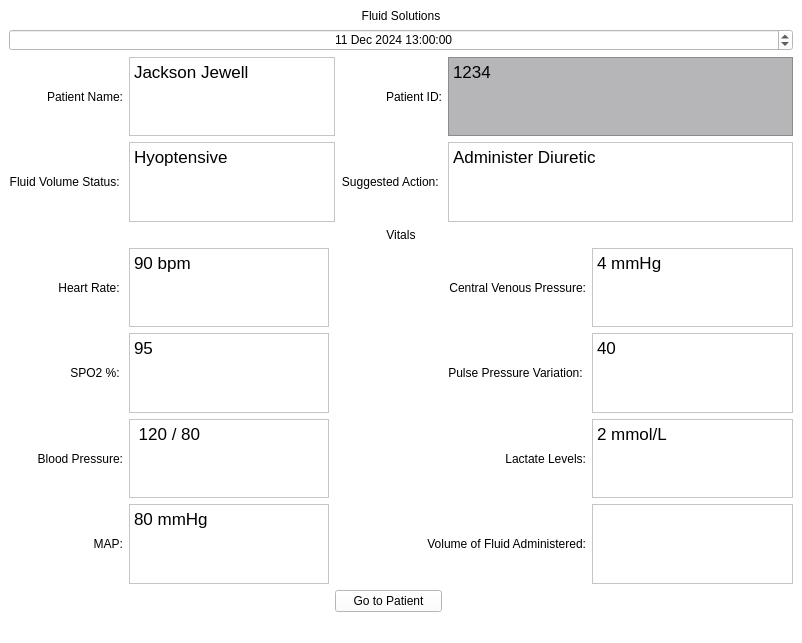
This is app/frontend/views/vitalsWindowV2.ui in lmitchell33/Fluid-Solutions as Qt 5 draws it before an edit. The edited form follows.
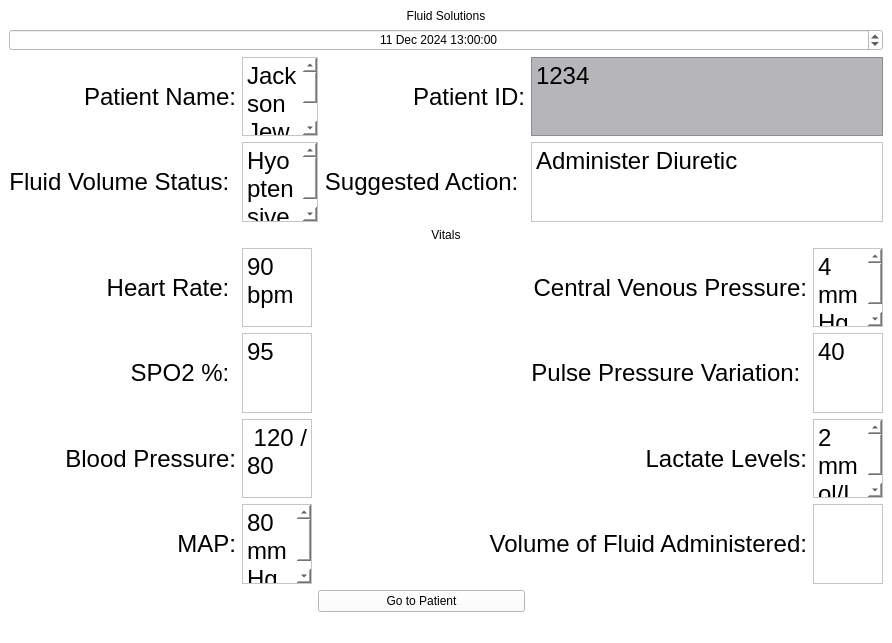
This is the edited form.

```diff
--- a/app/frontend/views/vitalsWindowV2.ui
+++ b/app/frontend/views/vitalsWindowV2.ui
@@ -20,6 +20,11 @@
    <layout class="QGridLayout" name="gridLayout">
     <item row="2" column="2" colspan="2">
      <widget class="QTextEdit" name="textEdit_9">
+      <property name="font">
+       <font>
+        <pointsize>18</pointsize>
+       </font>
+      </property>
       <property name="html">
        <string>&lt;!DOCTYPE HTML PUBLIC &quot;-//W3C//DTD HTML 4.0//EN&quot; &quot;http://www.w3.org/TR/REC-html40/strict.dtd&quot;&gt;
 &lt;html&gt;&lt;head&gt;&lt;meta name=&quot;qrichtext&quot; content=&quot;1&quot; /&gt;&lt;meta charset=&quot;utf-8&quot; /&gt;&lt;style type=&quot;text/css&quot;&gt;
@@ -27,13 +32,18 @@
 hr { height: 1px; border-width: 0; }
 li.unchecked::marker { content: &quot;\2610&quot;; }
 li.checked::marker { content: &quot;\2612&quot;; }
-&lt;/style&gt;&lt;/head&gt;&lt;body style=&quot; font-family:'.AppleSystemUIFont'; font-size:13pt; font-weight:400; font-style:normal;&quot;&gt;
+&lt;/style&gt;&lt;/head&gt;&lt;body style=&quot; font-family:'.AppleSystemUIFont'; font-size:18pt; font-weight:400; font-style:normal;&quot;&gt;
 &lt;p style=&quot; margin-top:0px; margin-bottom:0px; margin-left:0px; margin-right:0px; -qt-block-indent:0; text-indent:0px;&quot;&gt;Jackson Jewell &lt;/p&gt;&lt;/body&gt;&lt;/html&gt;</string>
       </property>
      </widget>
     </item>
     <item row="2" column="4">
      <widget class="QLabel" name="label_12">
+      <property name="font">
+       <font>
+        <pointsize>18</pointsize>
+       </font>
+      </property>
       <property name="text">
        <string>Patient ID:</string>
       </property>
@@ -55,12 +65,17 @@
 li.unchecked::marker { content: &quot;\2610&quot;; }
 li.checked::marker { content: &quot;\2612&quot;; }
 &lt;/style&gt;&lt;/head&gt;&lt;body style=&quot; font-family:'.AppleSystemUIFont'; font-size:13pt; font-weight:400; font-style:normal;&quot;&gt;
-&lt;p style=&quot; margin-top:0px; margin-bottom:0px; margin-left:0px; margin-right:0px; -qt-block-indent:0; text-indent:0px;&quot;&gt;1234&lt;/p&gt;&lt;/body&gt;&lt;/html&gt;</string>
+&lt;p style=&quot; margin-top:0px; margin-bottom:0px; margin-left:0px; margin-right:0px; -qt-block-indent:0; text-indent:0px;&quot;&gt;&lt;span style=&quot; font-size:18pt;&quot;&gt;1234&lt;/span&gt;&lt;/p&gt;&lt;/body&gt;&lt;/html&gt;</string>
       </property>
      </widget>
     </item>
     <item row="3" column="0" colspan="2">
      <widget class="QLabel" name="label_2">
+      <property name="font">
+       <font>
+        <pointsize>18</pointsize>
+       </font>
+      </property>
       <property name="text">
        <string>Fluid Volume Status: </string>
       </property>
@@ -79,12 +94,17 @@
 li.unchecked::marker { content: &quot;\2610&quot;; }
 li.checked::marker { content: &quot;\2612&quot;; }
 &lt;/style&gt;&lt;/head&gt;&lt;body style=&quot; font-family:'.AppleSystemUIFont'; font-size:13pt; font-weight:400; font-style:normal;&quot;&gt;
-&lt;p style=&quot; margin-top:0px; margin-bottom:0px; margin-left:0px; margin-right:0px; -qt-block-indent:0; text-indent:0px;&quot;&gt;Hyoptensive&lt;/p&gt;&lt;/body&gt;&lt;/html&gt;</string>
+&lt;p style=&quot; margin-top:0px; margin-bottom:0px; margin-left:0px; margin-right:0px; -qt-block-indent:0; text-indent:0px;&quot;&gt;&lt;span style=&quot; font-size:18pt;&quot;&gt;Hyoptensive&lt;/span&gt;&lt;/p&gt;&lt;/body&gt;&lt;/html&gt;</string>
       </property>
      </widget>
     </item>
     <item row="3" column="4">
      <widget class="QLabel" name="label_3">
+      <property name="font">
+       <font>
+        <pointsize>18</pointsize>
+       </font>
+      </property>
       <property name="text">
        <string>Suggested Action: </string>
       </property>
@@ -103,7 +123,7 @@
 li.unchecked::marker { content: &quot;\2610&quot;; }
 li.checked::marker { content: &quot;\2612&quot;; }
 &lt;/style&gt;&lt;/head&gt;&lt;body style=&quot; font-family:'.AppleSystemUIFont'; font-size:13pt; font-weight:400; font-style:normal;&quot;&gt;
-&lt;p style=&quot; margin-top:0px; margin-bottom:0px; margin-left:0px; margin-right:0px; -qt-block-indent:0; text-indent:0px;&quot;&gt;Administer Diuretic&lt;/p&gt;&lt;/body&gt;&lt;/html&gt;</string>
+&lt;p style=&quot; margin-top:0px; margin-bottom:0px; margin-left:0px; margin-right:0px; -qt-block-indent:0; text-indent:0px;&quot;&gt;&lt;span style=&quot; font-size:18pt;&quot;&gt;Administer Diuretic&lt;/span&gt;&lt;/p&gt;&lt;/body&gt;&lt;/html&gt;</string>
       </property>
      </widget>
     </item>
@@ -117,7 +137,7 @@
 li.unchecked::marker { content: &quot;\2610&quot;; }
 li.checked::marker { content: &quot;\2612&quot;; }
 &lt;/style&gt;&lt;/head&gt;&lt;body style=&quot; font-family:'.AppleSystemUIFont'; font-size:13pt; font-weight:400; font-style:normal;&quot;&gt;
-&lt;p style=&quot; margin-top:0px; margin-bottom:0px; margin-left:0px; margin-right:0px; -qt-block-indent:0; text-indent:0px;&quot;&gt;4 mmHg&lt;/p&gt;&lt;/body&gt;&lt;/html&gt;</string>
+&lt;p style=&quot; margin-top:0px; margin-bottom:0px; margin-left:0px; margin-right:0px; -qt-block-indent:0; text-indent:0px;&quot;&gt;&lt;span style=&quot; font-size:18pt;&quot;&gt;4 mmHg&lt;/span&gt;&lt;/p&gt;&lt;/body&gt;&lt;/html&gt;</string>
       </property>
      </widget>
     </item>
@@ -131,12 +151,17 @@
 li.unchecked::marker { content: &quot;\2610&quot;; }
 li.checked::marker { content: &quot;\2612&quot;; }
 &lt;/style&gt;&lt;/head&gt;&lt;body style=&quot; font-family:'.AppleSystemUIFont'; font-size:13pt; font-weight:400; font-style:normal;&quot;&gt;
-&lt;p style=&quot; margin-top:0px; margin-bottom:0px; margin-left:0px; margin-right:0px; -qt-block-indent:0; text-indent:0px;&quot;&gt;40&lt;/p&gt;&lt;/body&gt;&lt;/html&gt;</string>
+&lt;p style=&quot; margin-top:0px; margin-bottom:0px; margin-left:0px; margin-right:0px; -qt-block-indent:0; text-indent:0px;&quot;&gt;&lt;span style=&quot; font-size:18pt;&quot;&gt;40&lt;/span&gt;&lt;/p&gt;&lt;/body&gt;&lt;/html&gt;</string>
       </property>
      </widget>
     </item>
     <item row="7" column="5">
      <widget class="QLabel" name="label_7">
+      <property name="font">
+       <font>
+        <pointsize>18</pointsize>
+       </font>
+      </property>
       <property name="text">
        <string>Lactate Levels:</string>
       </property>
@@ -155,7 +180,7 @@
 li.unchecked::marker { content: &quot;\2610&quot;; }
 li.checked::marker { content: &quot;\2612&quot;; }
 &lt;/style&gt;&lt;/head&gt;&lt;body style=&quot; font-family:'.AppleSystemUIFont'; font-size:13pt; font-weight:400; font-style:normal;&quot;&gt;
-&lt;p style=&quot; margin-top:0px; margin-bottom:0px; margin-left:0px; margin-right:0px; -qt-block-indent:0; text-indent:0px;&quot;&gt;2 mmol/L&lt;/p&gt;&lt;/body&gt;&lt;/html&gt;</string>
+&lt;p style=&quot; margin-top:0px; margin-bottom:0px; margin-left:0px; margin-right:0px; -qt-block-indent:0; text-indent:0px;&quot;&gt;&lt;span style=&quot; font-size:18pt;&quot;&gt;2 mmol/L&lt;/span&gt;&lt;/p&gt;&lt;/body&gt;&lt;/html&gt;</string>
       </property>
      </widget>
     </item>
@@ -201,6 +226,11 @@
     </item>
     <item row="2" column="0" colspan="2">
      <widget class="QLabel" name="label_11">
+      <property name="font">
+       <font>
+        <pointsize>18</pointsize>
+       </font>
+      </property>
       <property name="text">
        <string>Patient Name:</string>
       </property>
@@ -239,12 +269,17 @@
 li.unchecked::marker { content: &quot;\2610&quot;; }
 li.checked::marker { content: &quot;\2612&quot;; }
 &lt;/style&gt;&lt;/head&gt;&lt;body style=&quot; font-family:'.AppleSystemUIFont'; font-size:13pt; font-weight:400; font-style:normal;&quot;&gt;
-&lt;p style=&quot; margin-top:0px; margin-bottom:0px; margin-left:0px; margin-right:0px; -qt-block-indent:0; text-indent:0px;&quot;&gt;90 bpm&lt;/p&gt;&lt;/body&gt;&lt;/html&gt;</string>
+&lt;p style=&quot; margin-top:0px; margin-bottom:0px; margin-left:0px; margin-right:0px; -qt-block-indent:0; text-indent:0px;&quot;&gt;&lt;span style=&quot; font-size:18pt;&quot;&gt;90 bpm&lt;/span&gt;&lt;/p&gt;&lt;/body&gt;&lt;/html&gt;</string>
       </property>
      </widget>
     </item>
     <item row="5" column="0" colspan="2">
      <widget class="QLabel" name="label_5">
+      <property name="font">
+       <font>
+        <pointsize>18</pointsize>
+       </font>
+      </property>
       <property name="text">
        <string>Heart Rate: </string>
       </property>
@@ -255,6 +290,11 @@
     </item>
     <item row="5" column="5">
      <widget class="QLabel" name="label_9">
+      <property name="font">
+       <font>
+        <pointsize>18</pointsize>
+       </font>
+      </property>
       <property name="text">
        <string>Central Venous Pressure:</string>
       </property>
@@ -265,6 +305,11 @@
     </item>
     <item row="6" column="5">
      <widget class="QLabel" name="label_10">
+      <property name="font">
+       <font>
+        <pointsize>18</pointsize>
+       </font>
+      </property>
       <property name="text">
        <string>Pulse Pressure Variation: </string>
       </property>
@@ -283,12 +328,17 @@
 li.unchecked::marker { content: &quot;\2610&quot;; }
 li.checked::marker { content: &quot;\2612&quot;; }
 &lt;/style&gt;&lt;/head&gt;&lt;body style=&quot; font-family:'.AppleSystemUIFont'; font-size:13pt; font-weight:400; font-style:normal;&quot;&gt;
-&lt;p style=&quot; margin-top:0px; margin-bottom:0px; margin-left:0px; margin-right:0px; -qt-block-indent:0; text-indent:0px;&quot;&gt;95&lt;/p&gt;&lt;/body&gt;&lt;/html&gt;</string>
+&lt;p style=&quot; margin-top:0px; margin-bottom:0px; margin-left:0px; margin-right:0px; -qt-block-indent:0; text-indent:0px;&quot;&gt;&lt;span style=&quot; font-size:18pt;&quot;&gt;95&lt;/span&gt;&lt;/p&gt;&lt;/body&gt;&lt;/html&gt;</string>
       </property>
      </widget>
     </item>
     <item row="6" column="0" colspan="2">
      <widget class="QLabel" name="label_6">
+      <property name="font">
+       <font>
+        <pointsize>18</pointsize>
+       </font>
+      </property>
       <property name="text">
        <string>SPO2 %: </string>
       </property>
@@ -307,12 +357,17 @@
 li.unchecked::marker { content: &quot;\2610&quot;; }
 li.checked::marker { content: &quot;\2612&quot;; }
 &lt;/style&gt;&lt;/head&gt;&lt;body style=&quot; font-family:'.AppleSystemUIFont'; font-size:13pt; font-weight:400; font-style:normal;&quot;&gt;
-&lt;p style=&quot; margin-top:0px; margin-bottom:0px; margin-left:0px; margin-right:0px; -qt-block-indent:0; text-indent:0px;&quot;&gt; 120 / 80&lt;/p&gt;&lt;/body&gt;&lt;/html&gt;</string>
+&lt;p style=&quot; margin-top:0px; margin-bottom:0px; margin-left:0px; margin-right:0px; -qt-block-indent:0; text-indent:0px;&quot;&gt;&lt;span style=&quot; font-size:18pt;&quot;&gt; 120 / 80&lt;/span&gt;&lt;/p&gt;&lt;/body&gt;&lt;/html&gt;</string>
       </property>
      </widget>
     </item>
     <item row="7" column="0" colspan="2">
      <widget class="QLabel" name="label_8">
+      <property name="font">
+       <font>
+        <pointsize>18</pointsize>
+       </font>
+      </property>
       <property name="text">
        <string>Blood Pressure:</string>
       </property>
@@ -331,12 +386,17 @@
 li.unchecked::marker { content: &quot;\2610&quot;; }
 li.checked::marker { content: &quot;\2612&quot;; }
 &lt;/style&gt;&lt;/head&gt;&lt;body style=&quot; font-family:'.AppleSystemUIFont'; font-size:13pt; font-weight:400; font-style:normal;&quot;&gt;
-&lt;p style=&quot; margin-top:0px; margin-bottom:0px; margin-left:0px; margin-right:0px; -qt-block-indent:0; text-indent:0px;&quot;&gt;80 mmHg&lt;/p&gt;&lt;/body&gt;&lt;/html&gt;</string>
+&lt;p style=&quot; margin-top:0px; margin-bottom:0px; margin-left:0px; margin-right:0px; -qt-block-indent:0; text-indent:0px;&quot;&gt;&lt;span style=&quot; font-size:18pt;&quot;&gt;80 mmHg&lt;/span&gt;&lt;/p&gt;&lt;/body&gt;&lt;/html&gt;</string>
       </property>
      </widget>
     </item>
     <item row="8" column="0" colspan="2">
      <widget class="QLabel" name="label_13">
+      <property name="font">
+       <font>
+        <pointsize>18</pointsize>
+       </font>
+      </property>
       <property name="text">
        <string>MAP:</string>
       </property>
@@ -347,6 +407,11 @@
     </item>
     <item row="8" column="4" colspan="2">
      <widget class="QLabel" name="label_14">
+      <property name="font">
+       <font>
+        <pointsize>18</pointsize>
+       </font>
+      </property>
       <property name="text">
        <string>Volume of Fluid Administered:</string>
       </property>
```
